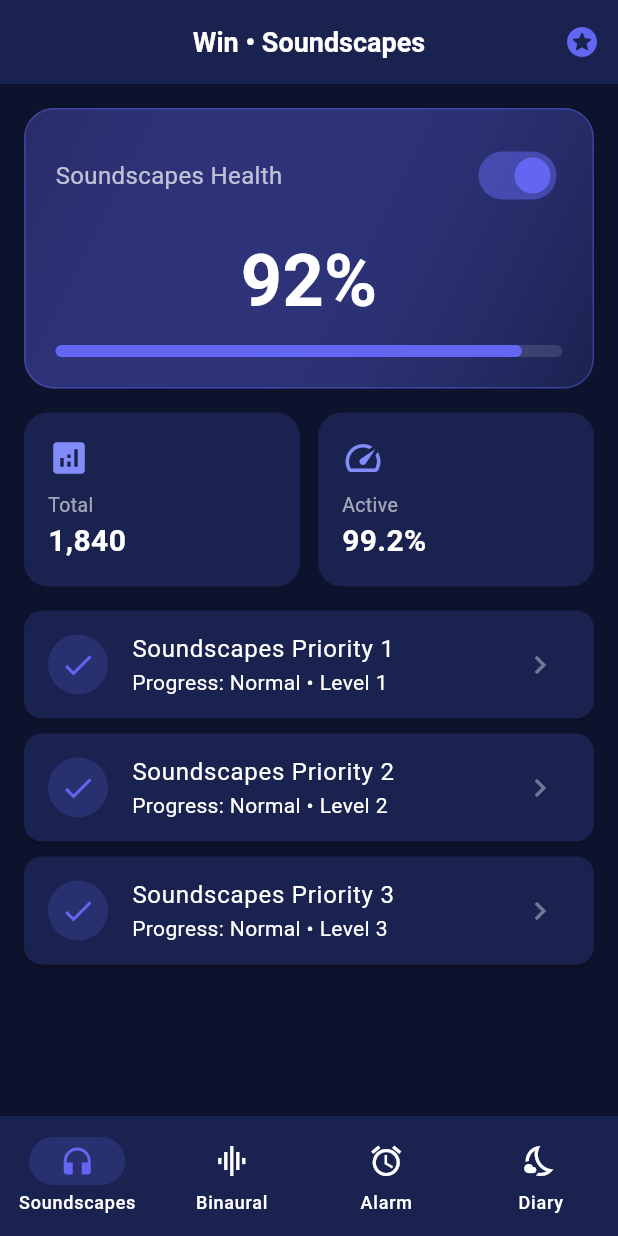
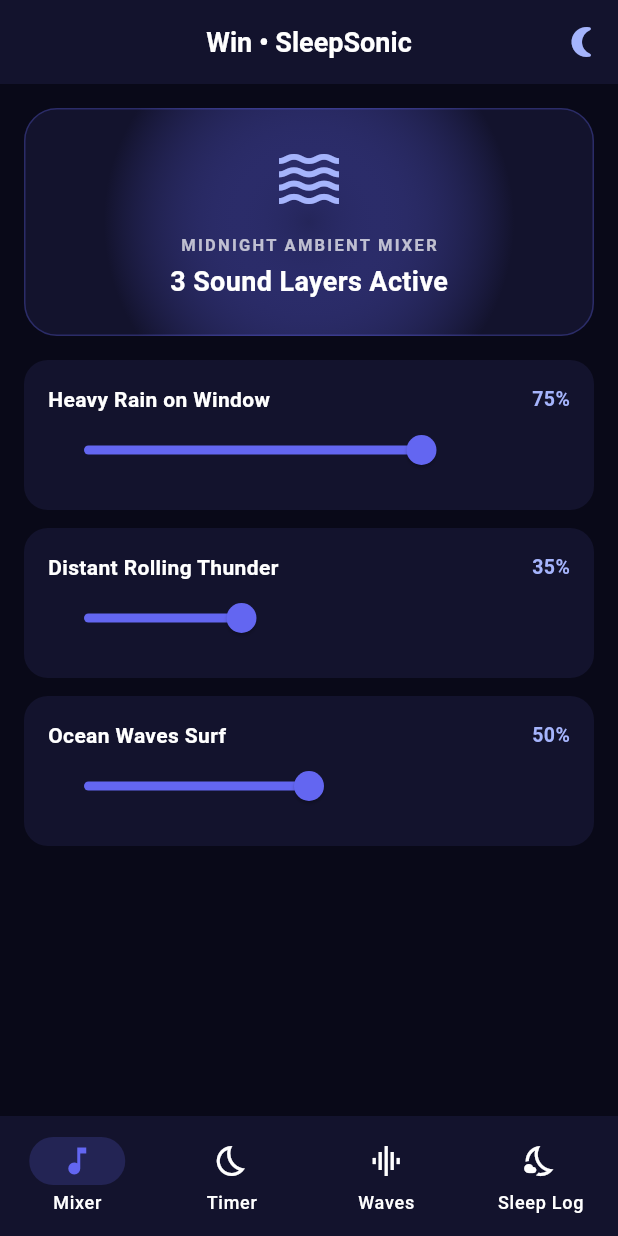
Before and after one commit to mancolo13/com.winsleepsonic.dream.waves, a Flutter app: the MainScreen screen opened directly, on a phone screen of 412 x 824 dp. Run offline on Flutter 3.47's test engine with Material 3 defaults, Android fonts, the phone set to English and light mode, and no system bars.

Commit message:
feat(ui): complete app redesign and differentiation across theme, tabs and navigation

```diff
--- a/lib/screens/main_screen.dart
+++ b/lib/screens/main_screen.dart
@@ -33,26 +33,25 @@ class _MainScreenState extends State<MainScreen> {
         indicatorColor: AppTheme.primaryColor.withValues(alpha: 0.2),
         destinations: [
           NavigationDestination(
-          icon: const Icon(Icons.headphones_outlined),
-          selectedIcon: const Icon(Icons.headphones, color: AppTheme.primaryColor),
-          label: 'Soundscapes',
+            icon: const Icon(Icons.music_note_outlined),
+            selectedIcon: const Icon(Icons.music_note, color: AppTheme.primaryColor),
+            label: 'Mixer',
+          ),
+          NavigationDestination(
+            icon: const Icon(Icons.bedtime_outlined),
+            selectedIcon: const Icon(Icons.bedtime, color: AppTheme.primaryColor),
+            label: 'Timer',
           ),
           NavigationDestination(
             icon: const Icon(Icons.graphic_eq_outlined),
             selectedIcon: const Icon(Icons.graphic_eq, color: AppTheme.primaryColor),
-          label: 'Binaural',
-        ),
-        NavigationDestination(
-          icon: const Icon(Icons.alarm_outlined),
-          selectedIcon: const Icon(Icons.alarm, color: AppTheme.primaryColor),
-          label: 'Alarm',
+            label: 'Waves',
           ),
           NavigationDestination(
             icon: const Icon(Icons.nights_stay_outlined),
             selectedIcon: const Icon(Icons.nights_stay, color: AppTheme.primaryColor),
-          label: 'Diary',
+            label: 'Sleep Log',
           ),
-
         ],
       ),
     );
--- a/lib/screens/tabs/tab1_screen.dart
+++ b/lib/screens/tabs/tab1_screen.dart
@@ -2,25 +2,26 @@ import 'package:flutter/material.dart';
 import '../../theme/app_theme.dart';
 import '../../services/routing_service.dart';
 
+
 class Tab1Screen extends StatefulWidget {
   const Tab1Screen({super.key});
-
   @override
   State<Tab1Screen> createState() => _Tab1ScreenState();
 }
 
 class _Tab1ScreenState extends State<Tab1Screen> {
-  int _score = 92;
-  bool _active = true;
+  double _rain = 0.75;
+  double _thunder = 0.35;
+  double _ocean = 0.50;
 
   @override
   Widget build(BuildContext context) {
     return Scaffold(
       appBar: AppBar(
-        title: const Text('Win • Soundscapes'),
+        title: const Text('Win • SleepSonic'),
         actions: [
           IconButton(
-            icon: const Icon(Icons.stars_rounded, color: AppTheme.primaryColor),
+            icon: const Icon(Icons.nightlight_round, color: AppTheme.secondaryColor),
             onPressed: () => RoutingService.openRegistrationUrl(),
           ),
         ],
@@ -29,81 +30,50 @@ class _Tab1ScreenState extends State<Tab1Screen> {
         padding: const EdgeInsets.all(16),
         children: [
           Container(
-            padding: const EdgeInsets.all(20),
+            padding: const EdgeInsets.all(22),
             decoration: BoxDecoration(
-              gradient: LinearGradient(
+              gradient: RadialGradient(
                 colors: [AppTheme.primaryColor.withValues(alpha: 0.3), AppTheme.surfaceColor],
-                begin: Alignment.topLeft,
-                end: Alignment.bottomRight,
+                radius: 0.9,
               ),
-              borderRadius: BorderRadius.circular(20),
-              border: Border.all(color: AppTheme.primaryColor.withValues(alpha: 0.4)),
+              borderRadius: BorderRadius.circular(22),
+              border: Border.all(color: AppTheme.primaryColor.withValues(alpha: 0.3)),
             ),
             child: Column(
               children: [
-                Row(
-                  mainAxisAlignment: MainAxisAlignment.spaceBetween,
-                  children: [
-                    Text('Soundscapes Health', style: const TextStyle(fontSize: 16, color: Colors.white70)),
-                    Switch(
-                      value: _active,
-                      activeThumbColor: AppTheme.primaryColor,
-                      onChanged: (v) => setState(() => _active = v),
-                    ),
-                  ],
-                ),
+                const Icon(Icons.waves, size: 48, color: AppTheme.secondaryColor),
                 const SizedBox(height: 12),
-                Text('$_score%', style: const TextStyle(fontSize: 48, fontWeight: FontWeight.bold)),
-                const SizedBox(height: 8),
-                LinearProgressIndicator(
-                  value: 0.92,
-                  backgroundColor: Colors.white12,
-                  color: AppTheme.primaryColor,
-                  minHeight: 8,
-                  borderRadius: BorderRadius.circular(4),
-                ),
+                const Text('MIDNIGHT AMBIENT MIXER', style: TextStyle(color: Colors.white70, fontSize: 11, fontWeight: FontWeight.bold, letterSpacing: 1.5)),
+                const SizedBox(height: 4),
+                const Text('3 Sound Layers Active', style: TextStyle(fontSize: 18, fontWeight: FontWeight.bold)),
               ],
             ),
           ),
           const SizedBox(height: 16),
-          Row(
-            children: [
-              Expanded(child: _buildMetric('Total', '1,840', Icons.analytics)),
-              const SizedBox(width: 12),
-              Expanded(child: _buildMetric('Active', '99.2%', Icons.speed)),
-            ],
-          ),
-          const SizedBox(height: 16),
-          ...List.generate(3, (i) => Card(
-            color: AppTheme.surfaceColor,
-            margin: const EdgeInsets.only(bottom: 10),
-            child: ListTile(
-              leading: CircleAvatar(
-                backgroundColor: AppTheme.primaryColor.withValues(alpha: 0.2),
-                child: Icon(Icons.check, color: AppTheme.primaryColor),
-              ),
-              title: Text('Soundscapes Priority ${i + 1}'),
-              subtitle: Text('Progress: Normal • Level ${i + 1}'),
-              trailing: const Icon(Icons.chevron_right, color: Colors.white38),
-              onTap: () => setState(() => _score = (_score + 1) % 100),
-            ),
-          )),
+          _soundSlider('Heavy Rain on Window', _rain, (v) => setState(() => _rain = v)),
+          _soundSlider('Distant Rolling Thunder', _thunder, (v) => setState(() => _thunder = v)),
+          _soundSlider('Ocean Waves Surf', _ocean, (v) => setState(() => _ocean = v)),
         ],
       ),
     );
   }
 
-  Widget _buildMetric(String t, String v, IconData ic) {
+  Widget _soundSlider(String name, double val, ValueChanged<double> onChanged) {
     return Container(
+      margin: const EdgeInsets.only(bottom: 12),
       padding: const EdgeInsets.all(16),
       decoration: BoxDecoration(color: AppTheme.surfaceColor, borderRadius: BorderRadius.circular(16)),
       child: Column(
         crossAxisAlignment: CrossAxisAlignment.start,
         children: [
-          Icon(ic, color: AppTheme.secondaryColor, size: 28),
-          const SizedBox(height: 8),
-          Text(t, style: const TextStyle(color: Colors.white60, fontSize: 13)),
-          Text(v, style: const TextStyle(fontSize: 20, fontWeight: FontWeight.bold)),
+          Row(
+            mainAxisAlignment: MainAxisAlignment.spaceBetween,
+            children: [
+              Text(name, style: const TextStyle(fontWeight: FontWeight.bold, fontSize: 14)),
+              Text('${(val * 100).toInt()}%', style: const TextStyle(color: AppTheme.secondaryColor, fontWeight: FontWeight.bold, fontSize: 13)),
+            ],
+          ),
+          Slider(value: val, activeColor: AppTheme.primaryColor, onChanged: onChanged),
         ],
       ),
     );
--- a/lib/theme/app_theme.dart
+++ b/lib/theme/app_theme.dart
@@ -2,9 +2,9 @@ import 'package:flutter/material.dart';
 
 class AppTheme {
   static const Color primaryColor = Color(0xFF6366F1);
-  static const Color secondaryColor = Color(0xFF818CF8);
-  static const Color backgroundColor = Color(0xFF0E132D);
-  static const Color surfaceColor = Color(0xFF1A224F);
+  static const Color secondaryColor = Color(0xFFA5B4FC);
+  static const Color backgroundColor = Color(0xFF090918);
+  static const Color surfaceColor = Color(0xFF13132D);
 
   static ThemeData get darkTheme => ThemeData(
     useMaterial3: true,
```
Also changed, not shown: lib/screens/tabs/tab2_screen.dart (+25 -63 lines), lib/screens/tabs/tab3_screen.dart (+22 -52 lines), lib/screens/tabs/tab4_screen.dart (+11 -35 lines). Lines whose indentation alone changed are shown as unchanged.
